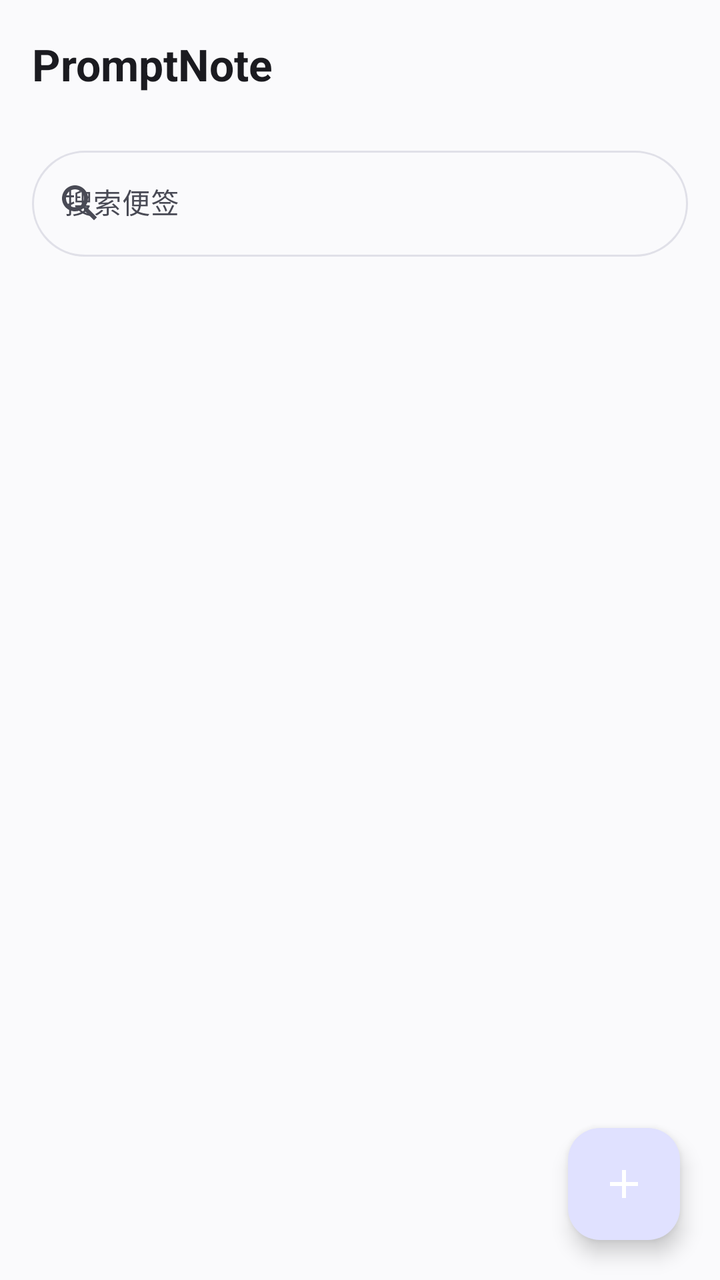
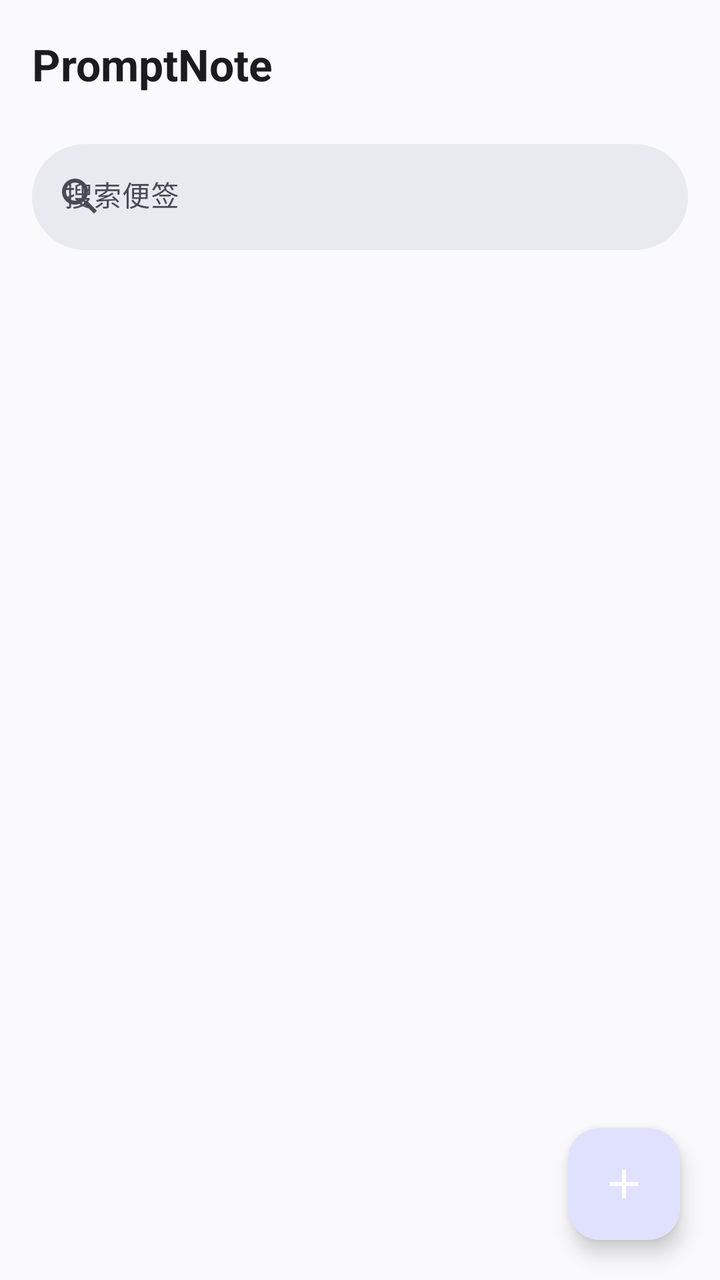

An Android layout rendered at two revisions. The XML below is the earlier revision; the diff shows what the commit changed to produce the second picture.
<!-- AndroidManifest.xml: application theme Theme.HtmlNotes -->
<!-- res/layout/activity_main.xml -->
<?xml version="1.0" encoding="utf-8"?>
<androidx.constraintlayout.widget.ConstraintLayout xmlns:android="http://schemas.android.com/apk/res/android"
    xmlns:app="http://schemas.android.com/apk/res-auto"
    android:layout_width="match_parent"
    android:layout_height="match_parent"
    android:fitsSystemWindows="true">

    <com.google.android.material.appbar.MaterialToolbar
        android:id="@+id/toolbar"
        android:layout_width="0dp"
        android:layout_height="?attr/actionBarSize"
        android:background="?attr/colorSurface"
        app:elevation="0dp"
        app:itemIconTint="?attr/colorOnSurfaceVariant"
        app:itemTextColor="?attr/colorOnSurfaceVariant"
        app:title="@string/app_name"
        app:titleTextAppearance="@style/TextAppearance.HtmlNotes.ToolbarTitle"
        app:titleTextColor="?attr/colorOnSurface"
        app:layout_constraintTop_toTopOf="parent"
        app:layout_constraintStart_toStartOf="parent"
        app:layout_constraintEnd_toEndOf="parent" />

    <com.google.android.material.textfield.TextInputLayout
        android:id="@+id/searchLayout"
        style="@style/Widget.Material3.TextInputLayout.OutlinedBox"
        android:layout_width="0dp"
        android:layout_height="wrap_content"
        android:layout_marginHorizontal="16dp"
        android:layout_marginTop="6dp"
        android:hint="@string/search_hint"
        app:boxCornerRadiusBottomEnd="28dp"
        app:boxCornerRadiusBottomStart="28dp"
        app:boxCornerRadiusTopEnd="28dp"
        app:boxCornerRadiusTopStart="28dp"
        app:boxStrokeWidth="1dp"
        app:endIconMode="clear_text"
        app:startIconDrawable="@drawable/ic_search"
        app:layout_constraintTop_toBottomOf="@id/toolbar"
        app:layout_constraintStart_toStartOf="parent"
        app:layout_constraintEnd_toEndOf="parent">

        <com.google.android.material.textfield.TextInputEditText
            android:id="@+id/searchEdit"
            android:layout_width="match_parent"
            android:layout_height="wrap_content"
            android:imeOptions="actionSearch"
            android:inputType="text"
            android:maxLines="1"
            android:textSize="14sp" />
    </com.google.android.material.textfield.TextInputLayout>

    <TextView
        android:id="@+id/noResult"
        android:layout_width="wrap_content"
        android:layout_height="wrap_content"
        android:text="@string/no_result"
        android:textColor="?attr/colorOnSurfaceVariant"
        android:textSize="14sp"
        android:visibility="gone"
        app:layout_constraintTop_toTopOf="parent"
        app:layout_constraintBottom_toBottomOf="parent"
        app:layout_constraintStart_toStartOf="parent"
        app:layout_constraintEnd_toEndOf="parent" />

    <LinearLayout
        android:id="@+id/emptyLayout"
        android:layout_width="wrap_content"
        android:layout_height="wrap_content"
        android:gravity="center"
        android:orientation="vertical"
        android:visibility="gone"
        app:layout_constraintTop_toTopOf="parent"
        app:layout_constraintBottom_toBottomOf="parent"
        app:layout_constraintStart_toStartOf="parent"
        app:layout_constraintEnd_toEndOf="parent">

        <ImageView
            android:layout_width="88dp"
            android:layout_height="88dp"
            android:alpha="0.35"
            android:contentDescription="@string/empty_title"
            android:src="@drawable/ic_empty"
            app:tint="?attr/colorOnSurfaceVariant" />

        <TextView
            android:layout_width="wrap_content"
            android:layout_height="wrap_content"
            android:layout_marginTop="20dp"
            android:text="@string/empty_title"
            android:textColor="?attr/colorOnSurface"
            android:textSize="17sp"
            android:textStyle="bold" />

        <TextView
            android:layout_width="wrap_content"
            android:layout_height="wrap_content"
            android:layout_marginTop="8dp"
            android:gravity="center"
            android:lineSpacingExtra="4dp"
            android:text="@string/empty_body"
            android:textColor="?attr/colorOnSurfaceVariant"
            android:textSize="14sp" />

        <com.google.android.material.button.MaterialButton
            android:id="@+id/btnEmptyCreate"
            style="@style/Widget.Material3.Button.TonalButton"
            android:layout_width="wrap_content"
            android:layout_height="wrap_content"
            android:layout_marginTop="24dp"
            android:text="@string/new_note"
            app:icon="@drawable/ic_add"
            app:iconTint="?attr/colorOnPrimaryContainer" />
    </LinearLayout>

    <androidx.recyclerview.widget.RecyclerView
        android:id="@+id/recycler"
        android:layout_width="0dp"
        android:layout_height="0dp"
        android:clipToPadding="false"
        android:paddingTop="6dp"
        android:paddingBottom="96dp"
        app:layout_constraintTop_toBottomOf="@id/searchLayout"
        app:layout_constraintBottom_toBottomOf="parent"
        app:layout_constraintStart_toStartOf="parent"
        app:layout_constraintEnd_toEndOf="parent" />

    <com.google.android.material.floatingactionbutton.FloatingActionButton
        android:id="@+id/fabNew"
        style="@style/Widget.Material3.FloatingActionButton.Primary"
        android:layout_width="wrap_content"
        android:layout_height="wrap_content"
        android:layout_margin="20dp"
        android:contentDescription="@string/new_note"
        app:srcCompat="@drawable/ic_add"
        app:tint="?attr/colorOnPrimary"
        app:layout_constraintBottom_toBottomOf="parent"
        app:layout_constraintEnd_toEndOf="parent" />

</androidx.constraintlayout.widget.ConstraintLayout>
<!-- resources referenced by this layout -->
<resources>
  <!-- drawable ic_add (drawable) -->
  <vector xmlns:android="http://schemas.android.com/apk/res/android"
      android:width="24dp"
      android:height="24dp"
      android:viewportWidth="24"
      android:viewportHeight="24">
      <path
          android:fillColor="#FFFFFFFF"
          android:pathData="M19,13h-6v6h-2v-6H5v-2h6V5h2v6h6v2z" />
  </vector>
  <!-- drawable ic_empty (drawable) -->
  <vector xmlns:android="http://schemas.android.com/apk/res/android"
      android:width="24dp"
      android:height="24dp"
      android:viewportWidth="24"
      android:viewportHeight="24">
      <path
          android:fillColor="#FFFFFFFF"
          android:pathData="M14,2H6C4.9,2 4,2.9 4,4v16c0,1.1 0.9,2 2,2h12c1.1,0 2,-0.9 2,-2V8L14,2zM16,18H8v-2h8V18zM16,14H8v-2h8V14zM13,9V3.5L18.5,9H13z" />
  </vector>
  <!-- drawable ic_search (drawable) -->
  <vector xmlns:android="http://schemas.android.com/apk/res/android"
      android:width="24dp"
      android:height="24dp"
      android:viewportWidth="24"
      android:viewportHeight="24">
      <path
          android:fillColor="#FF000000"
          android:pathData="M15.5,14h-0.79l-0.28,-0.27C15.41,12.59 16,11.11 16,9.5 16,5.91 13.09,3 9.5,3S3,5.91 3,9.5 5.91,16 9.5,16c1.61,0 3.09,-0.59 4.23,-1.57l0.27,0.28v0.79l5,4.99L20.49,19l-4.99,-5zM9.5,14C7.01,14 5,11.99 5,9.5S7.01,5 9.5,5 14,7.01 14,9.5 11.99,14 9.5,14z" />
  </vector>
  <string name="app_name">PromptNote</string>
  <string name="empty_body">写一条普通便签\n或粘贴一段 HTML 代码</string>
  <string name="empty_title">还没有便签</string>
  <string name="new_note">新建便签</string>
  <string name="no_result">没有找到相关便签</string>
  <string name="search_hint">搜索便签</string>
  <style name="TextAppearance.HtmlNotes.ToolbarTitle" parent="TextAppearance.Material3.TitleLarge">
          <item name="android:textStyle">bold</item>
      </style>
  <style name="Theme.HtmlNotes" parent="Theme.Material3.DayNight.NoActionBar">
          <item name="colorPrimary">@color/md_primary</item>
          <item name="colorOnPrimary">@color/md_on_primary</item>
          <item name="colorPrimaryContainer">@color/md_primary_container</item>
          <item name="colorOnPrimaryContainer">@color/md_on_primary_container</item>
          <item name="colorSecondary">@color/md_secondary</item>
          <item name="colorOnSecondary">@color/md_on_secondary</item>
          <item name="colorSurface">@color/md_surface</item>
          <item name="colorOnSurface">@color/md_on_surface</item>
          <item name="colorSurfaceVariant">@color/md_surface_variant</item>
          <item name="colorOnSurfaceVariant">@color/md_on_surface_variant</item>
          <item name="colorOutline">@color/md_outline</item>
          <item name="colorError">@color/md_error</item>
          <item name="android:windowBackground">@color/md_surface</item>
          <item name="android:statusBarColor">@color/md_surface</item>
          <item name="android:windowLightStatusBar">true</item>
      </style>
  <color name="md_primary">#4F5BDB</color>
  <color name="md_on_primary">#FFFFFF</color>
  <color name="md_primary_container">#E0E1FF</color>
  <color name="md_on_primary_container">#10124E</color>
  <color name="md_secondary">#5C5E70</color>
  <color name="md_on_secondary">#FFFFFF</color>
  <color name="md_surface">#FAFAFC</color>
  <color name="md_on_surface">#1B1B20</color>
  <color name="md_surface_variant">#F0F0F5</color>
  <color name="md_on_surface_variant">#494A55</color>
  <color name="md_outline">#E0E0E8</color>
  <color name="md_error">#BA1A1A</color>
</resources>

<!-- the commit's change to res/layout/activity_main.xml (unified diff, before → after) -->
@@ -2,13 +2,13 @@
 <androidx.constraintlayout.widget.ConstraintLayout xmlns:android="http://schemas.android.com/apk/res/android"
     xmlns:app="http://schemas.android.com/apk/res-auto"
     android:layout_width="match_parent"
-    android:layout_height="match_parent"
-    android:fitsSystemWindows="true">
+    android:layout_height="match_parent">
 
     <com.google.android.material.appbar.MaterialToolbar
         android:id="@+id/toolbar"
         android:layout_width="0dp"
-        android:layout_height="?attr/actionBarSize"
+        android:layout_height="wrap_content"
+        android:minHeight="?attr/actionBarSize"
         android:background="?attr/colorSurface"
         app:elevation="0dp"
         app:itemIconTint="?attr/colorOnSurfaceVariant"
@@ -22,17 +22,19 @@
 
     <com.google.android.material.textfield.TextInputLayout
         android:id="@+id/searchLayout"
-        style="@style/Widget.Material3.TextInputLayout.OutlinedBox"
+        style="@style/Widget.Material3.TextInputLayout.FilledBox"
         android:layout_width="0dp"
         android:layout_height="wrap_content"
         android:layout_marginHorizontal="16dp"
-        android:layout_marginTop="6dp"
+        android:layout_marginTop="8dp"
         android:hint="@string/search_hint"
+        app:boxBackgroundColor="?attr/colorSurfaceContainerHigh"
         app:boxCornerRadiusBottomEnd="28dp"
         app:boxCornerRadiusBottomStart="28dp"
         app:boxCornerRadiusTopEnd="28dp"
         app:boxCornerRadiusTopStart="28dp"
-        app:boxStrokeWidth="1dp"
+        app:boxStrokeWidth="0dp"
+        app:boxStrokeWidthFocused="2dp"
         app:endIconMode="clear_text"
         app:startIconDrawable="@drawable/ic_search"
         app:layout_constraintTop_toBottomOf="@id/toolbar"
@@ -74,11 +76,12 @@
         app:layout_constraintStart_toStartOf="parent"
         app:layout_constraintEnd_toEndOf="parent">
 
+        
         <ImageView
             android:layout_width="88dp"
             android:layout_height="88dp"
             android:alpha="0.35"
-            android:contentDescription="@string/empty_title"
+            android:importantForAccessibility="no"
             android:src="@drawable/ic_empty"
             app:tint="?attr/colorOnSurfaceVariant" />
 
@@ -117,7 +120,9 @@
         android:layout_width="0dp"
         android:layout_height="0dp"
         android:clipToPadding="false"
-        android:paddingTop="6dp"
+        android:layoutAnimation="@anim/layout_anim"
+        android:paddingHorizontal="8dp"
+        android:paddingTop="8dp"
         android:paddingBottom="96dp"
         app:layout_constraintTop_toBottomOf="@id/searchLayout"
         app:layout_constraintBottom_toBottomOf="parent"
<!-- resource entries referenced after the edit -->
@@ -46,14 +46,17 @@
           <item name="colorOnPrimaryContainer">@color/md_on_primary_container</item>
           <item name="colorSecondary">@color/md_secondary</item>
           <item name="colorOnSecondary">@color/md_on_secondary</item>
+          <item name="colorSecondaryContainer">@color/md_secondary_container</item>
+          <item name="colorOnSecondaryContainer">@color/md_on_secondary_container</item>
           <item name="colorSurface">@color/md_surface</item>
           <item name="colorOnSurface">@color/md_on_surface</item>
           <item name="colorSurfaceVariant">@color/md_surface_variant</item>
+          <item name="colorSurfaceContainerHigh">@color/md_surface_container_high</item>
           <item name="colorOnSurfaceVariant">@color/md_on_surface_variant</item>
           <item name="colorOutline">@color/md_outline</item>
+          <item name="colorOutlineVariant">@color/md_outline_variant</item>
           <item name="colorError">@color/md_error</item>
           <item name="android:windowBackground">@color/md_surface</item>
-          <item name="android:statusBarColor">@color/md_surface</item>
           <item name="android:windowLightStatusBar">true</item>
       </style>
   <color name="md_primary">#4F5BDB</color>
@@ -62,11 +65,15 @@
   <color name="md_on_primary_container">#10124E</color>
   <color name="md_secondary">#5C5E70</color>
   <color name="md_on_secondary">#FFFFFF</color>
+  <color name="md_secondary_container">#E5E4EE</color>
+  <color name="md_on_secondary_container">#1A1B2F</color>
   <color name="md_surface">#FAFAFC</color>
   <color name="md_on_surface">#1B1B20</color>
   <color name="md_surface_variant">#F0F0F5</color>
+  <color name="md_surface_container_high">#E9E9F0</color>
   <color name="md_on_surface_variant">#494A55</color>
   <color name="md_outline">#E0E0E8</color>
+  <color name="md_outline_variant">#E9E9EF</color>
   <color name="md_error">#BA1A1A</color>
 </resources>
 
